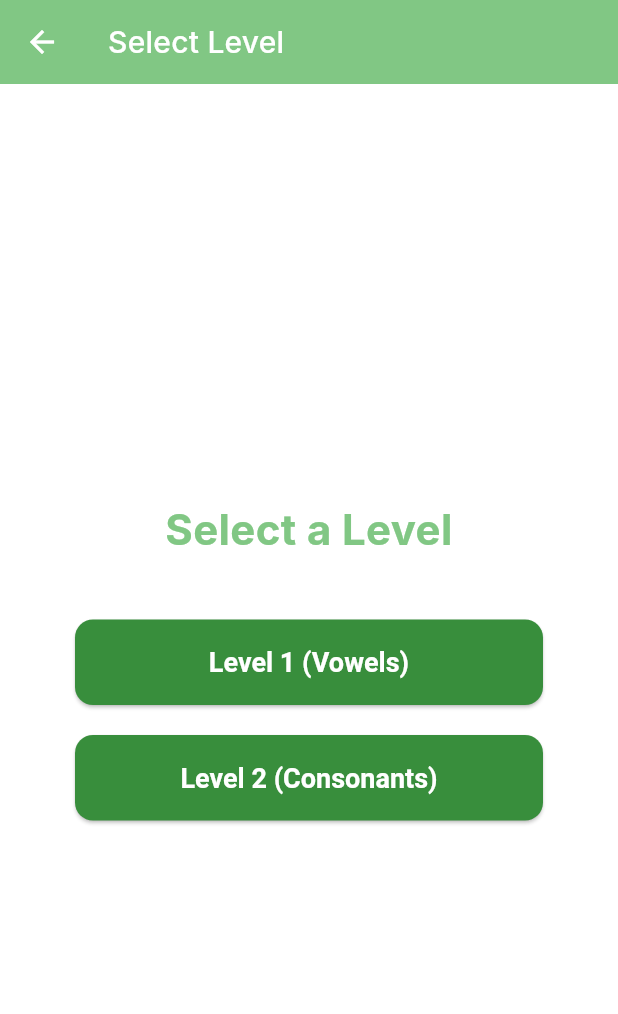
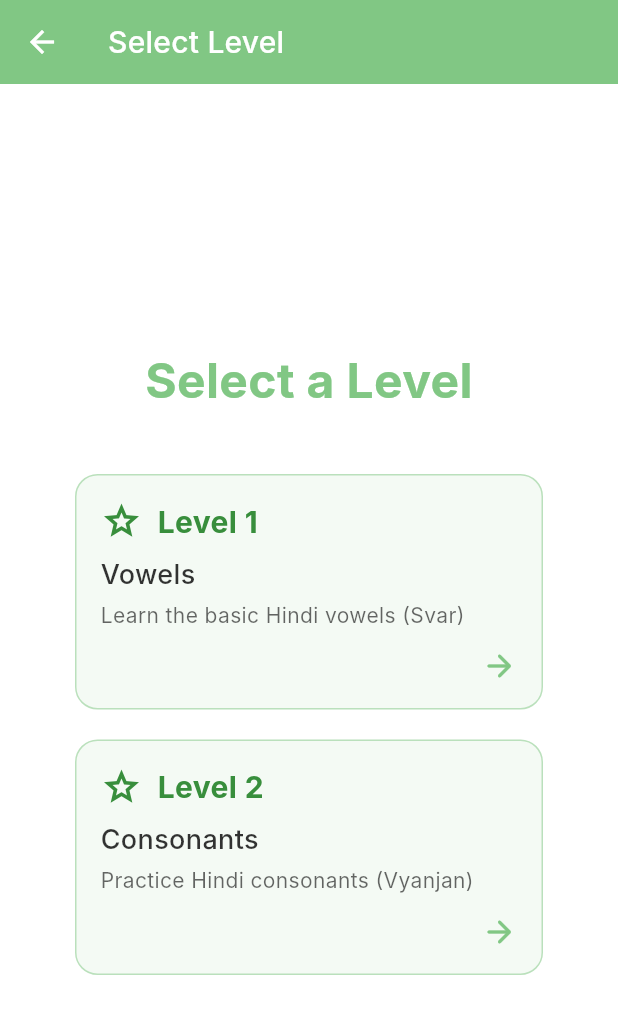
Before and after one commit to akashinferno/VoiceSiksha, a Flutter app: the HindiLettersPronunciation screen opened directly, on a phone screen of 412 x 824 dp. Shown: the top 1014 px of the screen. Run offline on Flutter 3.47's test engine with Material 3 defaults, Android fonts, the phone set to English and light mode, and no system bars; Roboto replaces fonts that are missing (Inter).

Commit message:
updated level selection

```diff
--- a/lib/widgets/hindi_letters_pronunciation.dart
+++ b/lib/widgets/hindi_letters_pronunciation.dart
@@ -10,33 +10,63 @@ class HindiLettersPronunciation extends StatefulWidget {
 }
 
 class _HindiLettersPronunciationState extends State<HindiLettersPronunciation> {
-  // Define letter sets for different levels
   static const List<String> _level1Letters = [
-    // Vowels (Svar) - First 10
-    'अ', 'आ', 'इ', 'ई', 'उ', 'ऊ', 'ऋ', 'ए', 'ऐ', 'ओ',
+    'अ',
+    'आ',
+    'इ',
+    'ई',
+    'उ',
+    'ऊ',
+    'ऋ',
+    'ए',
+    'ऐ',
+    'ओ',
   ];
   static const List<String> _level2Letters = [
-    // Consonants (Vyanjan) - Ka Varga
-    'क', 'ख', 'ग', 'घ', 'ङ', 'च', 'छ', 'ज', 'झ', 'ञ', // Ch varg
+    'क',
+    'ख',
+    'ग',
+    'घ',
+    'ङ',
+    'च',
+    'छ',
+    'ज',
+    'झ',
+    'ञ',
     'ट',
     'ठ',
     'ड',
     'ढ',
     'ण',
     'ड़',
-    'ढ़', // T varg (with additional common letters)
-    'त', 'थ', 'द', 'ध', 'न', // Ta varg
-    'प', 'फ', 'ब', 'भ', 'म', // P varg
-    'य', 'र', 'ल', 'व', // Antahstha (Semi-vowels)
-    'श', 'ष', 'स', 'ह', // Ushma (Sibilants)
-    'क्ष', 'त्र', 'ज्ञ',
+    'ढ़',
+    'त',
+    'थ',
+    'द',
+    'ध',
+    'न',
+    'प',
+    'फ',
+    'ब',
+    'भ',
+    'म',
+    'य',
+    'र',
+    'ल',
+    'व',
+    'श',
+    'ष',
+    'स',
+    'ह',
+    'क्ष',
+    'त्र',
+    'ज्ञ',
   ];
 
   List<String> _currentLevelLetters = [];
-  int? _selectedLevel; // null if no level is selected
-
+  int? _selectedLevel;
   int _currentIndex = 0;
-  int _score = 0; // This now represents the count of correct answers
+  int _score = 0;
   bool _awaitingScore = false;
 
   void _selectLevel(int level) {
@@ -47,7 +77,7 @@ class _HindiLettersPronunciationState extends State<HindiLettersPronunciation> {
       } else if (level == 2) {
         _currentLevelLetters = List.from(_level2Letters);
       } else {
-        _currentLevelLetters = []; // Should not happen with current UI
+        _currentLevelLetters = [];
       }
       _currentIndex = 0;
       _score = 0;
@@ -64,7 +94,7 @@ class _HindiLettersPronunciationState extends State<HindiLettersPronunciation> {
   void _submitScore(bool correct) {
     setState(() {
       if (correct) {
-        _score++; // Increment count of correct answers
+        _score++;
       }
       _moveToNextLetterOrEnd();
     });
@@ -82,8 +112,7 @@ class _HindiLettersPronunciationState extends State<HindiLettersPronunciation> {
       if (_currentIndex < _currentLevelLetters.length - 1) {
         _currentIndex++;
       } else {
-        _currentIndex =
-            _currentLevelLetters.length; // Mark practice as complete
+        _currentIndex = _currentLevelLetters.length;
         _showCompletionDialog();
       }
     });
@@ -91,7 +120,7 @@ class _HindiLettersPronunciationState extends State<HindiLettersPronunciation> {
 
   void _resetPractice() {
     setState(() {
-      _selectedLevel = null; // Go back to level selection
+      _selectedLevel = null;
       _currentLevelLetters = [];
       _currentIndex = 0;
       _score = 0;
@@ -100,7 +129,7 @@ class _HindiLettersPronunciationState extends State<HindiLettersPronunciation> {
   }
 
   void _showCompletionDialog() {
-    if (_currentLevelLetters.isEmpty) return; // Should not happen
+    if (_currentLevelLetters.isEmpty) return;
 
     double percentageScore =
         _currentLevelLetters.isNotEmpty
@@ -166,7 +195,7 @@ class _HindiLettersPronunciationState extends State<HindiLettersPronunciation> {
               child: const Text('Practice Again'),
               onPressed: () {
                 Navigator.of(context).pop();
-                _resetPractice(); // This will take to level selection
+                _resetPractice();
               },
             ),
             TextButton(
@@ -183,9 +212,9 @@ class _HindiLettersPronunciationState extends State<HindiLettersPronunciation> {
               ),
               child: const Text('Close'),
               onPressed: () {
-                Navigator.of(context).pop(); // Close dialog
-                _resetPractice(); // Also reset to level selection before popping screen
-                Navigator.of(context).pop(); // Go back from the module screen
+                Navigator.of(context).pop();
+                _resetPractice();
+                Navigator.of(context).pop();
               },
             ),
           ],
@@ -206,47 +235,92 @@ class _HindiLettersPronunciationState extends State<HindiLettersPronunciation> {
               'Select a Level',
               textAlign: TextAlign.center,
               style: TextStyle(
-                fontSize: 28,
+                fontSize: 32,
                 fontWeight: FontWeight.bold,
                 color: AppColors.primaryGreen,
               ),
             ),
             const SizedBox(height: 40),
-            ElevatedButton(
+            _buildLevelButton(
+              levelNumber: 1,
+              levelName: 'Vowels',
+              description: 'Learn the basic Hindi vowels (Svar)',
               onPressed: () => _selectLevel(1),
-              style: ElevatedButton.styleFrom(
-                backgroundColor: AppColors.darkGreen,
-                padding: const EdgeInsets.symmetric(vertical: 18),
-                textStyle: const TextStyle(
-                  fontSize: 18,
-                  fontWeight: FontWeight.w600,
+            ),
+            const SizedBox(height: 20),
+            _buildLevelButton(
+              levelNumber: 2,
+              levelName: 'Consonants',
+              description: 'Practice Hindi consonants (Vyanjan)',
+              onPressed: () => _selectLevel(2),
+            ),
+          ],
+        ),
+      ),
+    );
+  }
+
+  Widget _buildLevelButton({
+    required int levelNumber,
+    required String levelName,
+    required String description,
+    required VoidCallback onPressed,
+  }) {
+    return InkWell(
+      onTap: onPressed,
+      borderRadius: BorderRadius.circular(15),
+      child: Ink(
+        decoration: BoxDecoration(
+          color: AppColors.lightGreen.withOpacity(0.2),
+          borderRadius: BorderRadius.circular(15),
+          border: Border.all(color: AppColors.primaryGreen.withOpacity(0.5)),
+        ),
+        padding: const EdgeInsets.all(16),
+        child: Column(
+          crossAxisAlignment: CrossAxisAlignment.start,
+          children: [
+            Row(
+              children: [
+                Icon(
+                  Icons.grade_outlined,
+                  color: AppColors.darkGreen,
+                  size: 28,
                 ),
-                shape: RoundedRectangleBorder(
-                  borderRadius: BorderRadius.circular(12),
+                const SizedBox(width: 10),
+                Text(
+                  'Level $levelNumber',
+                  style: TextStyle(
+                    fontSize: 20,
+                    fontWeight: FontWeight.bold,
+                    color: AppColors.darkGreen,
+                  ),
                 ),
-              ),
-              child: const Text(
-                'Level 1 (Vowels)',
-                style: TextStyle(color: AppColors.white),
+              ],
+            ),
+            const SizedBox(height: 8),
+            Text(
+              levelName,
+              style: TextStyle(
+                fontSize: 18,
+                color: AppColors.black.withOpacity(0.8),
+                fontWeight: FontWeight.w500,
               ),
             ),
-            const SizedBox(height: 20),
-            ElevatedButton(
-              onPressed: () => _selectLevel(2),
-              style: ElevatedButton.styleFrom(
-                backgroundColor: AppColors.darkGreen,
-                padding: const EdgeInsets.symmetric(vertical: 18),
-                textStyle: const TextStyle(
-                  fontSize: 18,
-                  fontWeight: FontWeight.w600,
-                ),
-                shape: RoundedRectangleBorder(
-                  borderRadius: BorderRadius.circular(12),
-                ),
+            const SizedBox(height: 4),
+            Text(
+              description,
+              style: TextStyle(
+                fontSize: 14,
+                color: AppColors.black.withOpacity(0.6),
               ),
-              child: const Text(
-                'Level 2 (Consonants)',
-                style: TextStyle(color: AppColors.white),
+            ),
+            const SizedBox(height: 12),
+            Align(
+              alignment: Alignment.bottomRight,
+              child: Icon(
+                Icons.arrow_forward_rounded,
+                color: AppColors.primaryGreen,
+                size: 24,
               ),
             ),
           ],
@@ -258,7 +332,6 @@ class _HindiLettersPronunciationState extends State<HindiLettersPronunciation> {
   Widget _buildProgressAndScore() {
     if (_currentLevelLetters.isEmpty) return const SizedBox.shrink();
 
-    // Progress based on total letters in the current level
     double progressValue =
         _currentLevelLetters.isNotEmpty
             ? (_currentIndex) / _currentLevelLetters.length.toDouble()
@@ -268,19 +341,14 @@ class _HindiLettersPronunciationState extends State<HindiLettersPronunciation> {
       progressValue = 1.0;
     }
 
-    // Calculate points per correct answer for the current level
-    // Ensure _currentLevelLetters.length is not zero to avoid division by zero
     double pointsPerCorrect =
         _currentLevelLetters.isNotEmpty
             ? 100.0 / _currentLevelLetters.length
             : 0;
-    // Calculate current score based on number of correct answers (_score)
     double currentDisplayScore = _score * pointsPerCorrect;
 
     return Column(
-      // Corrected: Added children named parameter
       children: <Widget>[
-        // Content of the Column
         Row(
           mainAxisAlignment: MainAxisAlignment.spaceBetween,
           children: [
@@ -314,7 +382,6 @@ class _HindiLettersPronunciationState extends State<HindiLettersPronunciation> {
         ),
         const SizedBox(height: 20),
         Text(
-          // Display score as "X / 100"
           'Current Score: ${currentDisplayScore.toStringAsFixed(0)} / 100',
           style: TextStyle(
             fontSize: 26,
@@ -322,16 +389,13 @@ class _HindiLettersPronunciationState extends State<HindiLettersPronunciation> {
             color: AppColors.primaryGreen,
           ),
         ),
-      ], // Corrected: This closes the children list of the Column
+      ],
     );
   }
 
   Widget _buildLetterView() {
     if (_currentLevelLetters.isEmpty ||
         _currentIndex >= _currentLevelLetters.length) {
-      // This case should ideally be handled by the completion view,
-      // or if _selectedLevel is null, level selection screen is shown.
-      // If somehow we reach here with an empty list or out of bounds, show a fallback.
       return const Center(
         child: Text("Please select a level or practice complete."),
       );
@@ -475,8 +539,7 @@ class _HindiLettersPronunciationState extends State<HindiLettersPronunciation> {
   }
 
   Widget _buildCompletionView() {
-    if (_currentLevelLetters.isEmpty)
-      return const SizedBox.shrink(); // Should not be reached if logic is correct
+    if (_currentLevelLetters.isEmpty) return const SizedBox.shrink();
     double percentageScore =
         _currentLevelLetters.isNotEmpty
             ? (_score / _currentLevelLetters.length * 100)
@@ -500,7 +563,6 @@ class _HindiLettersPronunciationState extends State<HindiLettersPronunciation> {
             ),
             const SizedBox(height: 25),
             Text(
-              // Final score as percentage
               'Final Score: ${percentageScore.toStringAsFixed(0)}%',
               style: TextStyle(
                 fontSize: 22,
@@ -511,7 +573,6 @@ class _HindiLettersPronunciationState extends State<HindiLettersPronunciation> {
             ),
             const SizedBox(height: 10),
             Text(
-              // Count of correct letters
               'Letters Correct: $_score / ${_currentLevelLetters.length}',
               style: TextStyle(
                 fontSize: 18,
@@ -526,7 +587,7 @@ class _HindiLettersPronunciationState extends State<HindiLettersPronunciation> {
                 'Practice Again',
                 style: TextStyle(color: AppColors.white, fontSize: 18),
               ),
-              onPressed: _resetPractice, // Takes to level selection
+              onPressed: _resetPractice,
               style: ElevatedButton.styleFrom(
                 backgroundColor: AppColors.primaryGreen,
                 padding: const EdgeInsets.symmetric(
@@ -549,9 +610,7 @@ class _HindiLettersPronunciationState extends State<HindiLettersPronunciation> {
                 style: TextStyle(fontSize: 16),
               ),
               onPressed: () {
-                Navigator.of(
-                  context,
-                ).pop(); // Pops the HindiLettersPronunciation screen
+                Navigator.of(context).pop();
               },
               style: TextButton.styleFrom(
                 foregroundColor: AppColors.darkGreen,
@@ -585,7 +644,6 @@ class _HindiLettersPronunciationState extends State<HindiLettersPronunciation> {
               _selectedLevel == null
                   ? _buildLevelSelectionScreen()
                   : Column(
-                    // Main practice layout
                     mainAxisAlignment: MainAxisAlignment.spaceBetween,
                     crossAxisAlignment: CrossAxisAlignment.stretch,
                     children: <Widget>[
@@ -602,22 +660,20 @@ class _HindiLettersPronunciationState extends State<HindiLettersPronunciation> {
                               child: child,
                             );
                           },
-                          // Ensure _currentLevelLetters is not empty before checking _currentIndex
                           child:
                               _currentLevelLetters.isNotEmpty &&
                                       _currentIndex >=
                                           _currentLevelLetters.length
-                                  ? _buildCompletionView() // Show completion view if all letters are done
-                                  : _buildLetterView(), // Otherwise, show the current letter or level selection if not started
+                                  ? _buildCompletionView()
+                                  : _buildLetterView(),
                         ),
                       ),
-                      // Action Buttons Area
                       if (_currentLevelLetters.isNotEmpty &&
                           _currentIndex < _currentLevelLetters.length)
                         _awaitingScore
                             ? _buildScoringControls()
                             : _buildPronounceAndSkipControls(),
-                      const SizedBox(height: 10), // Common bottom padding
+                      const SizedBox(height: 10),
                     ],
                   ),
         ),
@@ -625,15 +681,3 @@ class _HindiLettersPronunciationState extends State<HindiLettersPronunciation> {
     );
   }
 }
-
-
-// **Key corrections:**
-
-// 1.  **`_buildProgressAndScore()`:**
-//     * The `Column` widget now correctly uses `children: <Widget>[...]` to enclose its child widgets.
-//     * Added checks for `_currentLevelLetters.isNotEmpty` before division to prevent errors if the list is empty.
-// 2.  **`_buildLetterView()`:** Added a more robust fallback text if the state is somehow inconsistent.
-// 3.  **`_showCompletionDialog()` and `_buildCompletionView()`:** Added checks for `_currentLevelLetters.isNotEmpty` before division.
-// 4.  **`build()` method's `AnimatedSwitcher` child:** Added a check for `_currentLevelLetters.isNotEmpty` before evaluating `_currentIndex >= _currentLevelLetters.length` to prevent potential errors if a level hasn't been fully initialized yet.
-
-// These changes should resolve the errors you encountered and ensure the widget functions as intended. Please replace your existing `HindiLettersPronunciation` widget code with this updated versi
```
